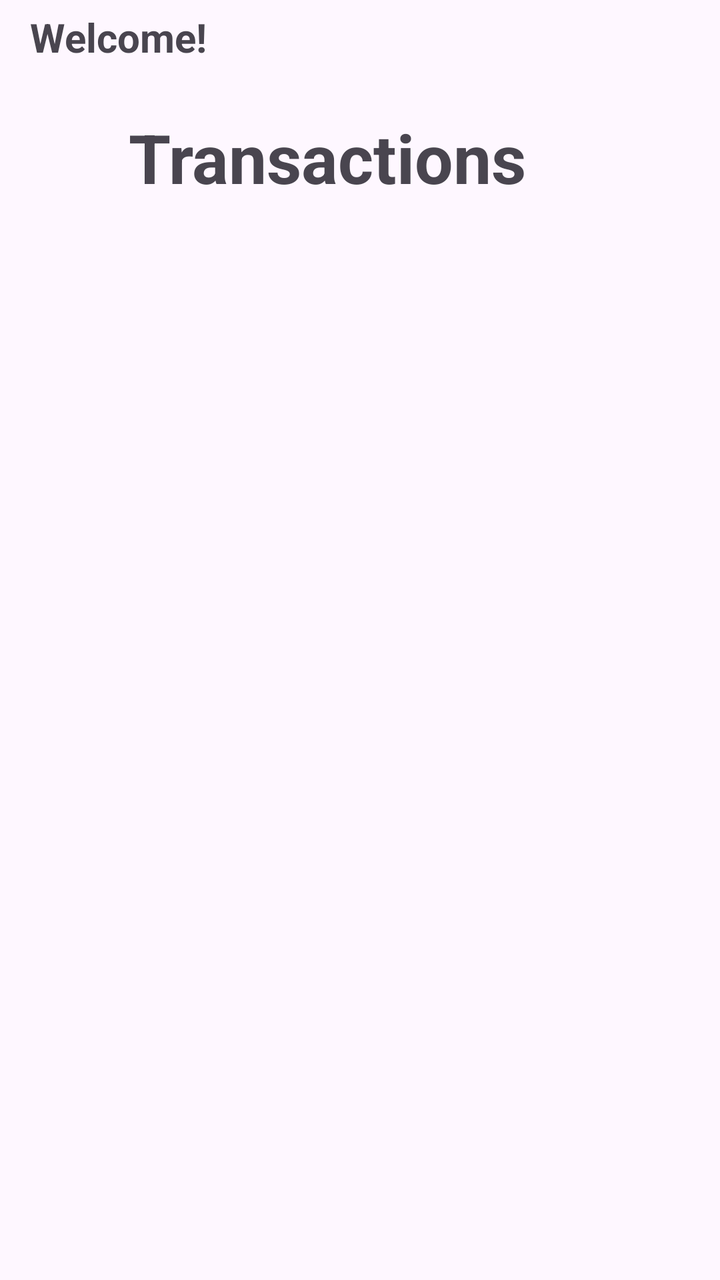
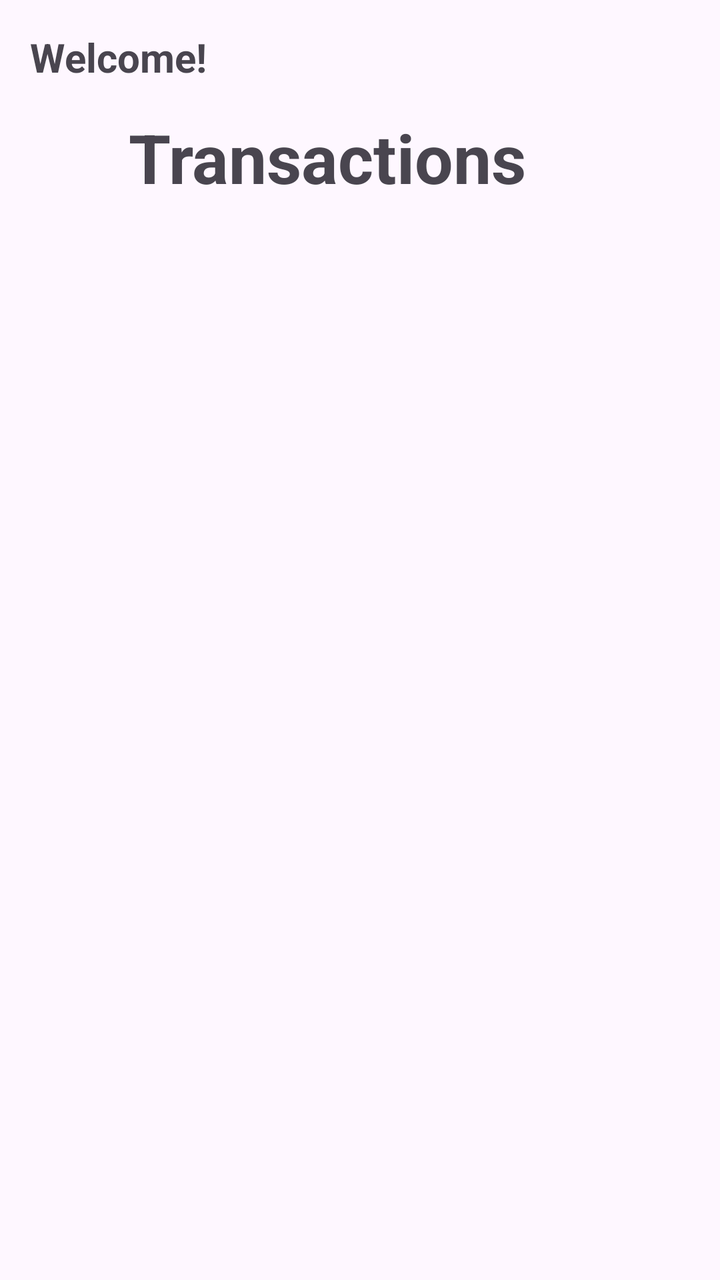

An Android layout rendered at two revisions. The XML below is the earlier revision; the diff shows what the commit changed to produce the second picture.
<!-- AndroidManifest.xml: application theme Theme.Application0001 -->
<!-- res/layout/activity_accueil.xml -->
<?xml version="1.0" encoding="utf-8"?>
<LinearLayout xmlns:android="http://schemas.android.com/apk/res/android"
    xmlns:tools="http://schemas.android.com/tools"
    android:layout_width="match_parent"
    android:layout_height="match_parent"
    android:layout_weight="1"
    android:gravity="center_horizontal"
    android:orientation="vertical"
    tools:context=".Accueil"
    tools:ignore="ExtraText">

    <TableRow
        android:layout_width="match_parent"
        android:layout_height="56dp"
        android:paddingTop="5dp">

        <TextView
            android:id="@+id/usernameTxt"
            android:layout_width="wrap_content"
            android:layout_height="wrap_content"
            android:layout_gravity="center_horizontal"
            android:layout_marginStart="15dp"
            android:layout_marginLeft="15dp"
            android:text="Welcome!"
            android:textSize="20sp"
            android:textStyle="bold" />
    </TableRow>

    <TextView
        android:id="@+id/transactions"
        android:layout_width="231dp"
        android:layout_height="59dp"
        android:text="Transactions"
        android:textSize="34sp"
        android:textStyle="bold" />

    <TableRow
        android:layout_width="match_parent"
        android:layout_height="48dp" />

    <ListView
        android:id="@+id/transListView"
        android:layout_width="match_parent"
        android:layout_height="match_parent"
        android:layout_gravity="center"
        android:divider="#f00"
        android:dividerHeight="1dp"
        android:listSelector="#0f0"
        android:textColor="@color/black" /> 
    />
</LinearLayout>
<!-- resources referenced by this layout -->
<resources>
  <color name="black">#FF000000</color>
  <style name="Theme.Application0001" parent="Base.Theme.Application0001" />
  <style name="Base.Theme.Application0001" parent="Theme.Material3.DayNight.NoActionBar">
          
          
      </style>
</resources>

<!-- the commit's change to res/layout/activity_accueil.xml (unified diff, before → after) -->
@@ -1,5 +1,6 @@
 <?xml version="1.0" encoding="utf-8"?>
 <LinearLayout xmlns:android="http://schemas.android.com/apk/res/android"
+    xmlns:app="http://schemas.android.com/apk/res-auto"
     xmlns:tools="http://schemas.android.com/tools"
     android:layout_width="match_parent"
     android:layout_height="match_parent"
@@ -12,7 +13,7 @@
     <TableRow
         android:layout_width="match_parent"
         android:layout_height="56dp"
-        android:paddingTop="5dp">
+        android:paddingTop="15dp">
 
         <TextView
             android:id="@+id/usernameTxt"
@@ -36,16 +37,32 @@
 
     <TableRow
         android:layout_width="match_parent"
-        android:layout_height="48dp" />
+        android:layout_height="28dp" />
 
     <ListView
         android:id="@+id/transListView"
         android:layout_width="match_parent"
-        android:layout_height="match_parent"
+        android:layout_height="505dp"
         android:layout_gravity="center"
         android:divider="#f00"
         android:dividerHeight="1dp"
         android:listSelector="#0f0"
-        android:textColor="@color/black" /> 
+        android:textColor="@color/black" />
+
+    <TableRow
+        android:layout_width="match_parent"
+        android:layout_height="27dp"
+        android:layout_marginBottom="5dp">
+
+    </TableRow>
+
+    <Button
+        android:id="@+id/map_btn"
+        android:layout_width="259dp"
+        android:layout_height="100dp"
+        android:layout_gravity="center"
+        android:text="View Agencies"
+        android:textSize="24sp"
+        app:cornerRadius="15dp" /> 
     />
 </LinearLayout>
